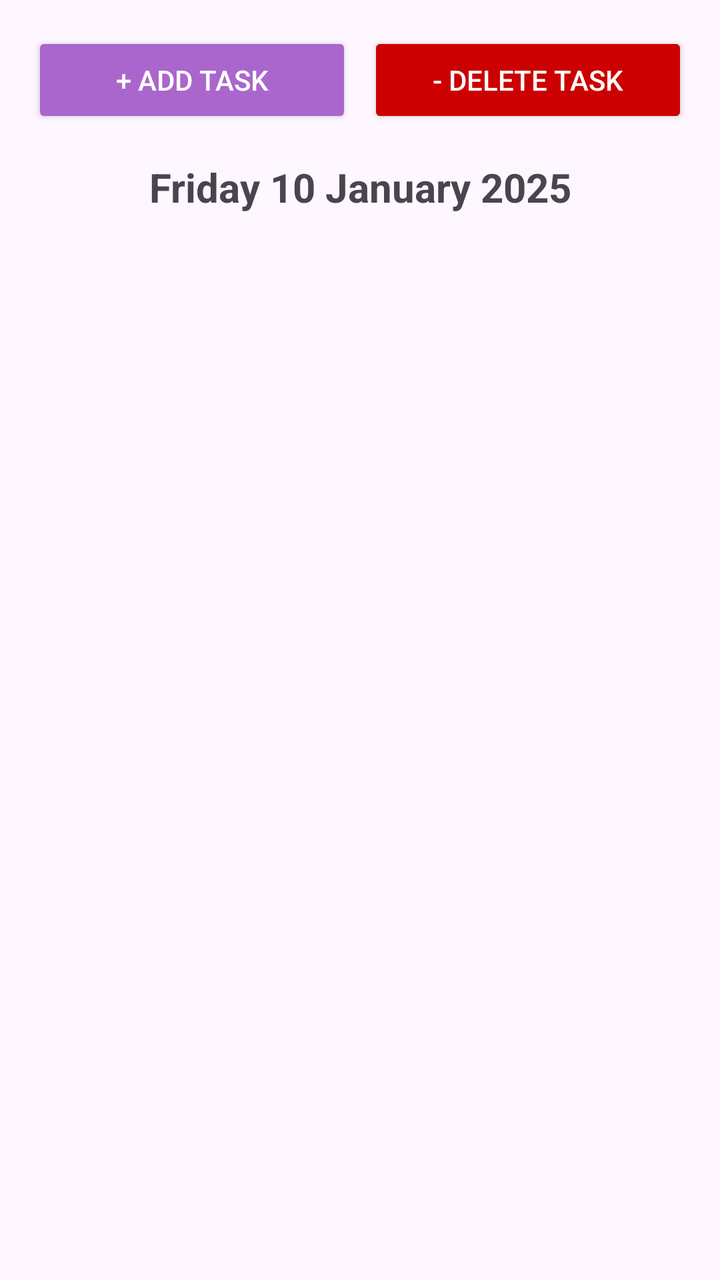
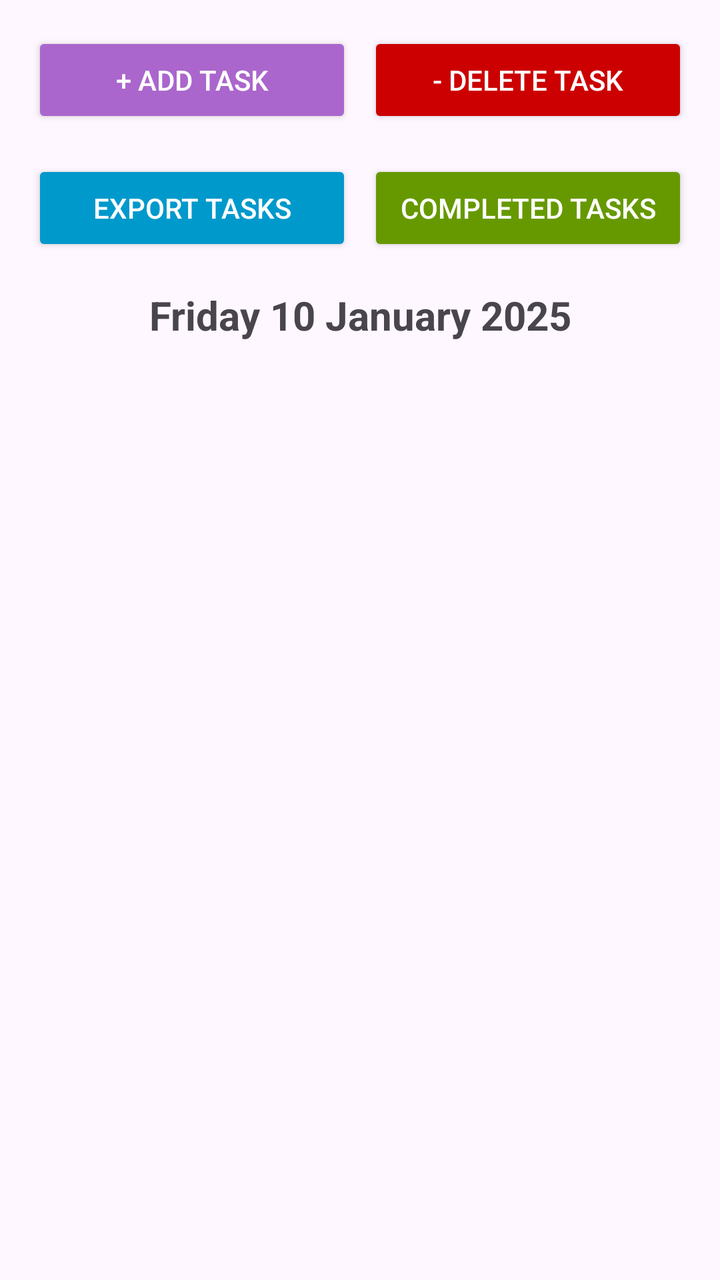

The first picture is an Android layout as it rendered before a commit; the second is the same layout after the commit. The layout source and the unified diff follow.
<!-- AndroidManifest.xml: application theme Theme.DailyTasker -->
<!-- res/layout/activity_main.xml -->
<LinearLayout
    xmlns:android="http://schemas.android.com/apk/res/android"
    xmlns:tools="http://schemas.android.com/tools"
    android:layout_width="match_parent"
    android:layout_height="match_parent"
    android:orientation="vertical"
    android:padding="16dp"
    tools:context=".MainActivity">

    
    <LinearLayout
        android:layout_width="match_parent"
        android:layout_height="wrap_content"
        android:orientation="horizontal"
        android:gravity="center"
        android:layout_marginBottom="16dp">

        <Button
            android:id="@+id/btnAddTask"
            android:layout_width="0dp"
            android:layout_height="wrap_content"
            android:layout_weight="1"
            android:text="+ Add Task"
            android:backgroundTint="@android:color/holo_purple"
            android:textColor="@android:color/white"
            android:layout_marginEnd="8dp" />

        <Button
            android:id="@+id/btnDeleteTask"
            android:layout_width="0dp"
            android:layout_height="wrap_content"
            android:layout_weight="1"
            android:text="- Delete Task"
            android:backgroundTint="@android:color/holo_red_dark"
            android:textColor="@android:color/white" />
    </LinearLayout>

    
    <TextView
        android:id="@+id/today_date"
        android:layout_width="wrap_content"
        android:layout_height="wrap_content"
        android:text="Friday 10 January 2025"
        android:textSize="20sp"
        android:textStyle="bold"
        android:gravity="center_horizontal"
        android:layout_gravity="center_horizontal"
        android:layout_marginBottom="16dp" />

    
    <androidx.recyclerview.widget.RecyclerView
        android:id="@+id/recyclerViewTasks"
        android:layout_width="match_parent"
        android:layout_height="match_parent"
        android:padding="16dp"
        tools:listitem="@layout/item_task" />


</LinearLayout>
<!-- res/layout/item_task.xml (included above) -->
<androidx.constraintlayout.widget.ConstraintLayout
    xmlns:android="http://schemas.android.com/apk/res/android"
    xmlns:app="http://schemas.android.com/apk/res-auto"
    android:layout_width="match_parent"
    android:layout_height="wrap_content"
    android:padding="8dp"
    android:background="@android:color/white">

    
    <View
        android:id="@+id/verticalLine"
        android:layout_width="4dp"
        android:layout_height="match_parent"
        android:background="@android:color/holo_red_dark"
        app:layout_constraintStart_toStartOf="parent"
        app:layout_constraintTop_toTopOf="parent"
        app:layout_constraintBottom_toBottomOf="parent" />

    
    <androidx.cardview.widget.CardView
        android:id="@+id/taskCard"
        android:layout_width="0dp"
        android:layout_height="wrap_content"
        app:cardCornerRadius="8dp"
        app:cardElevation="4dp"
        app:layout_constraintStart_toEndOf="@+id/verticalLine"
        app:layout_constraintTop_toTopOf="parent"
        app:layout_constraintEnd_toEndOf="parent"
        app:layout_constraintBottom_toBottomOf="parent"
        android:layout_marginStart="8dp">

        <androidx.constraintlayout.widget.ConstraintLayout
            android:layout_width="match_parent"
            android:layout_height="wrap_content"
            android:padding="16dp">

            
            <TextView
                android:id="@+id/textViewShortName"
                android:layout_width="0dp"
                android:layout_height="wrap_content"
                android:text="Task Name"
                android:textSize="16sp"
                android:textStyle="bold"
                android:textColor="@android:color/black"
                app:layout_constraintStart_toStartOf="parent"
                app:layout_constraintTop_toTopOf="parent"
                app:layout_constraintEnd_toStartOf="@+id/textViewStatus"
                app:layout_constraintBottom_toTopOf="@+id/textViewTaskId"
                android:layout_marginEnd="8dp" />

            
            <TextView
                android:id="@+id/textViewTaskId"
                android:layout_width="wrap_content"
                android:layout_height="wrap_content"
                android:text="ID: 9"
                android:textSize="14sp"
                android:textColor="@android:color/darker_gray"
                app:layout_constraintStart_toStartOf="parent"
                app:layout_constraintTop_toBottomOf="@+id/textViewShortName" />

            
            <TextView
                android:id="@+id/textViewStatus"
                android:layout_width="wrap_content"
                android:layout_height="wrap_content"
                android:text="Recorded"
                android:textSize="14sp"
                android:textColor="@android:color/black"
                app:layout_constraintEnd_toEndOf="parent"
                app:layout_constraintTop_toTopOf="parent"
                app:layout_constraintBottom_toBottomOf="parent" />

        </androidx.constraintlayout.widget.ConstraintLayout>

    </androidx.cardview.widget.CardView>

</androidx.constraintlayout.widget.ConstraintLayout>
<!-- resources referenced by this layout -->
<resources>
  <style name="Theme.DailyTasker" parent="Base.Theme.DailyTasker" />
  <style name="Base.Theme.DailyTasker" parent="Theme.Material3.DayNight.NoActionBar">
          
          
      </style>
</resources>

<!-- the commit's change to res/layout/activity_main.xml (unified diff, before → after) -->
@@ -32,6 +32,34 @@
             android:layout_weight="1"
             android:text="- Delete Task"
             android:backgroundTint="@android:color/holo_red_dark"
+            android:textColor="@android:color/white" />
+    </LinearLayout>
+
+    
+    <LinearLayout
+        android:layout_width="match_parent"
+        android:layout_height="wrap_content"
+        android:orientation="horizontal"
+        android:gravity="center"
+        android:layout_marginBottom="16dp">
+
+        <Button
+            android:id="@+id/btnExportTasks"
+            android:layout_width="0dp"
+            android:layout_height="wrap_content"
+            android:layout_weight="1"
+            android:text="Export Tasks"
+            android:backgroundTint="@android:color/holo_blue_dark"
+            android:textColor="@android:color/white"
+            android:layout_marginEnd="8dp" />
+
+        <Button
+            android:id="@+id/btnCompletedTasks"
+            android:layout_width="0dp"
+            android:layout_height="wrap_content"
+            android:layout_weight="1"
+            android:text="Completed Tasks"
+            android:backgroundTint="@android:color/holo_green_dark"
             android:textColor="@android:color/white" />
     </LinearLayout>
 
